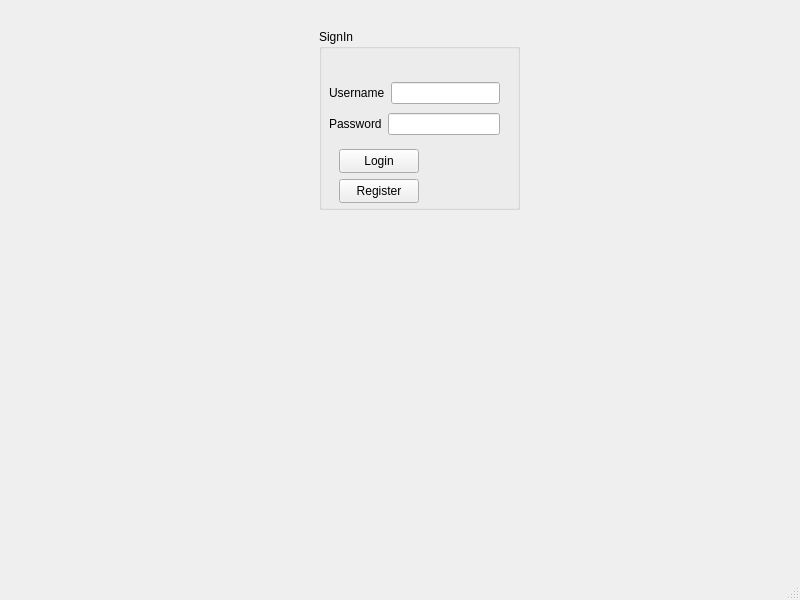
This is mainwindow.ui in ArtyG-10/data_structures_project as Qt 5 draws it before an edit. The edited form follows.
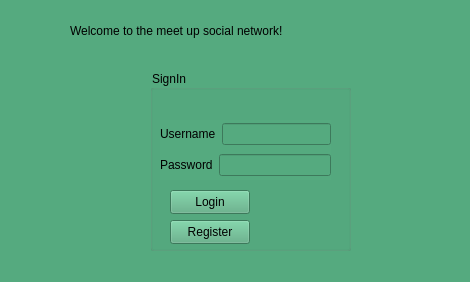
This is the edited form.

Patch:
```diff
--- a/mainwindow.ui
+++ b/mainwindow.ui
@@ -6,19 +6,22 @@
    <rect>
     <x>0</x>
     <y>0</y>
-    <width>800</width>
-    <height>600</height>
+    <width>470</width>
+    <height>282</height>
    </rect>
   </property>
   <property name="windowTitle">
    <string>MainWindow</string>
   </property>
+  <property name="styleSheet">
+   <string notr="true">background-color: rgb(85, 170, 127);</string>
+  </property>
   <widget class="QWidget" name="centralwidget">
    <widget class="QGroupBox" name="groupBox">
     <property name="geometry">
      <rect>
-      <x>319</x>
-      <y>29</y>
+      <x>150</x>
+      <y>70</y>
       <width>201</width>
       <height>181</height>
      </rect>
@@ -97,16 +100,22 @@
      </layout>
     </widget>
    </widget>
-  </widget>
-  <widget class="QMenuBar" name="menubar">
+   <widget class="QLabel" name="label_3">
    <property name="geometry">
     <rect>
-     <x>0</x>
-     <y>0</y>
-     <width>800</width>
-     <height>21</height>
-    </rect>
-   </property>
+      <x>70</x>
+      <y>10</y>
+      <width>431</width>
+      <height>41</height>
+     </rect>
+    </property>
+    <property name="styleSheet">
+     <string notr="true">font: 15pt &quot;Segoe UI&quot;;</string>
+    </property>
+    <property name="text">
+     <string>Welcome to the meet up social network!</string>
+    </property>
+   </widget>
   </widget>
   <widget class="QStatusBar" name="statusbar"/>
  </widget>
```
Lines whose indentation alone changed are shown as unchanged.
